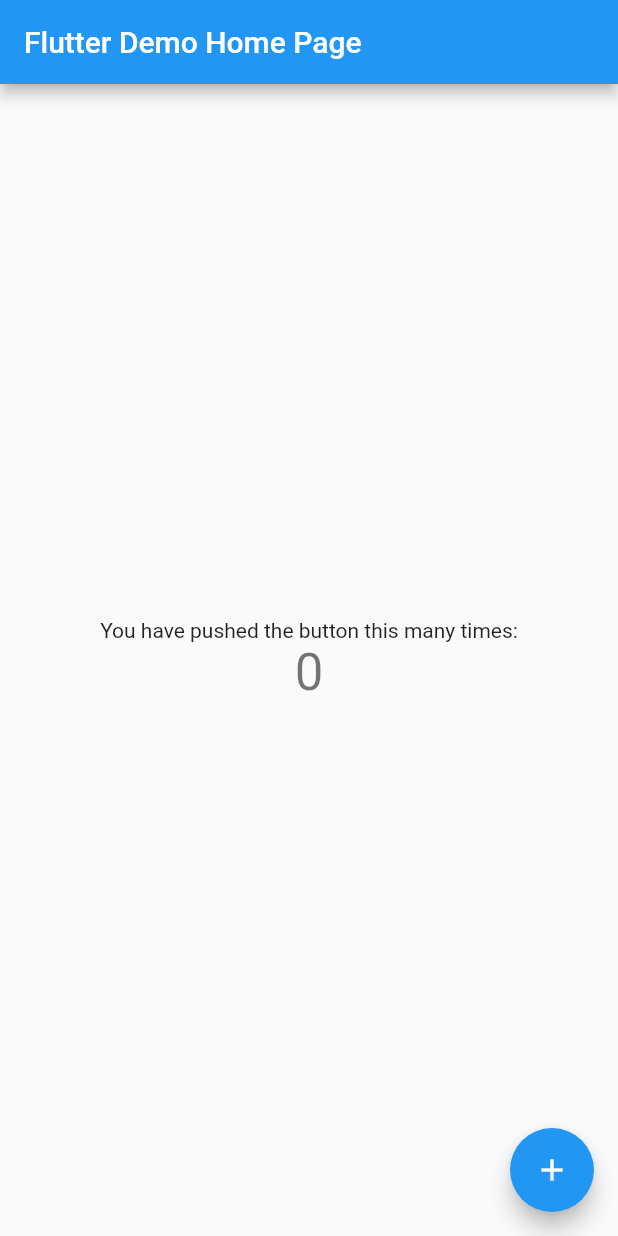
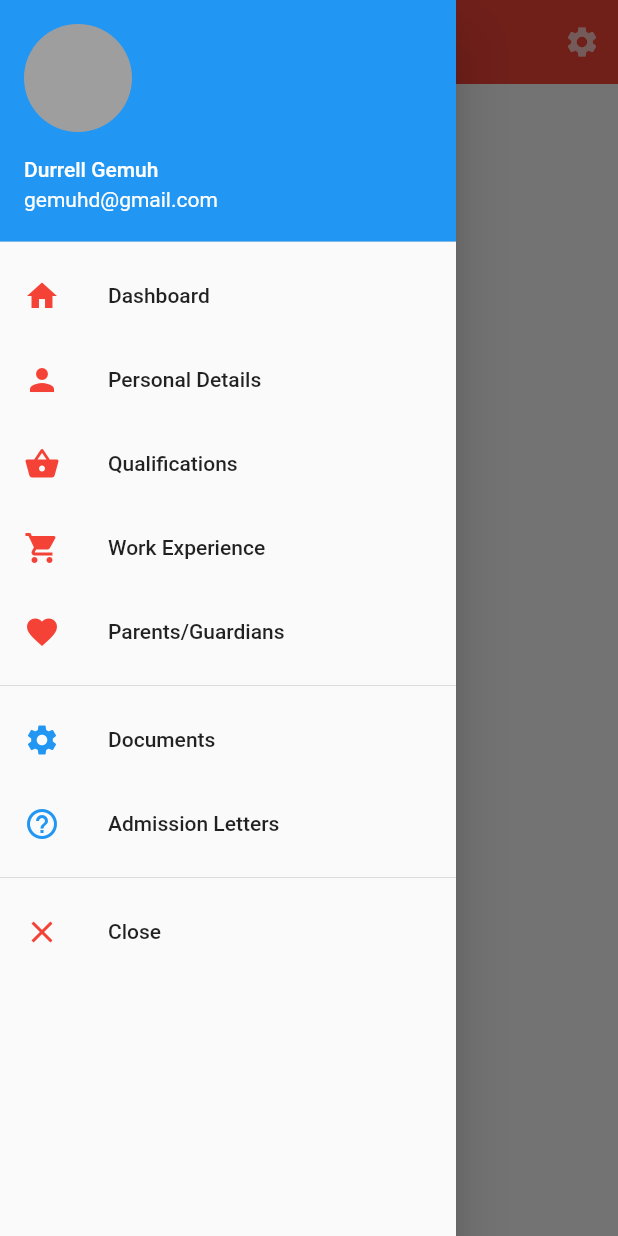
Before and after one commit to durrello/scholar_app, a Flutter app: the screen it shows after launch, with the side drawer open (before the commit the screen has no drawer), on a phone screen of 412 x 824 dp. Run offline on Flutter 3.47's test engine with Material 2 defaults, Android fonts, the phone set to English and light mode, and no system bars; our stand-ins replace settings_ui.

Commit message:
few modifications on the screens

```diff
--- a/lib/main.dart
+++ b/lib/main.dart
@@ -1,117 +1,11 @@
 import 'package:flutter/material.dart';
+import 'package:scholar_app/screens/home.dart';
+import 'package:scholar_app/screens/login.dart';
+import 'package:scholar_app/screens/signup.dart';
 
 void main() {
-  runApp(MyApp());
+  runApp(MaterialApp(
+    debugShowCheckedModeBanner: false,
+    home: HomeScreen(),
+  ));
 }
-
-class MyApp extends StatelessWidget {
-  // This widget is the root of your application.
-  @override
-  Widget build(BuildContext context) {
-    return MaterialApp(
-      title: 'Flutter Demo',
-      theme: ThemeData(
-        // This is the theme of your application.
-        //
-        // Try running your application with "flutter run". You'll see the
-        // application has a blue toolbar. Then, without quitting the app, try
-        // changing the primarySwatch below to Colors.green and then invoke
-        // "hot reload" (press "r" in the console where you ran "flutter run",
-        // or simply save your changes to "hot reload" in a Flutter IDE).
-        // Notice that the counter didn't reset back to zero; the application
-        // is not restarted.
-        primarySwatch: Colors.blue,
-        // This makes the visual density adapt to the platform that you run
-        // the app on. For desktop platforms, the controls will be smaller and
-        // closer together (more dense) than on mobile platforms.
-        visualDensity: VisualDensity.adaptivePlatformDensity,
-      ),
-      home: MyHomePage(title: 'Flutter Demo Home Page'),
-    );
-  }
-}
-
-class MyHomePage extends StatefulWidget {
-  MyHomePage({Key key, this.title}) : super(key: key);
-
-  // This widget is the home page of your application. It is stateful, meaning
-  // that it has a State object (defined below) that contains fields that affect
-  // how it looks.
-
-  // This class is the configuration for the state. It holds the values (in this
-  // case the title) provided by the parent (in this case the App widget) and
-  // used by the build method of the State. Fields in a Widget subclass are
-  // always marked "final".
-
-  final String title;
-
-  @override
-  _MyHomePageState createState() => _MyHomePageState();
-}
-
-class _MyHomePageState extends State<MyHomePage> {
-  int _counter = 0;
-
-  void _incrementCounter() {
-    setState(() {
-      // This call to setState tells the Flutter framework that something has
-      // changed in this State, which causes it to rerun the build method below
-      // so that the display can reflect the updated values. If we changed
-      // _counter without calling setState(), then the build method would not be
-      // called again, and so nothing would appear to happen.
-      _counter++;
-    });
-  }
-
-  @override
-  Widget build(BuildContext context) {
-    // This method is rerun every time setState is called, for instance as done
-    // by the _incrementCounter method above.
-    //
-    // The Flutter framework has been optimized to make rerunning build methods
-    // fast, so that you can just rebuild anything that needs updating rather
-    // than having to individually change instances of widgets.
-    return Scaffold(
-      appBar: AppBar(
-        // Here we take the value from the MyHomePage object that was created by
-        // the App.build method, and use it to set our appbar title.
-        title: Text(widget.title),
-      ),
-      body: Center(
-        // Center is a layout widget. It takes a single child and positions it
-        // in the middle of the parent.
-        child: Column(
-          // Column is also a layout widget. It takes a list of children and
-          // arranges them vertically. By default, it sizes itself to fit its
-          // children horizontally, and tries to be as tall as its parent.
-          //
-          // Invoke "debug painting" (press "p" in the console, choose the
-          // "Toggle Debug Paint" action from the Flutter Inspector in Android
-          // Studio, or the "Toggle Debug Paint" command in Visual Studio Code)
-          // to see the wireframe for each widget.
-          //
-          // Column has various properties to control how it sizes itself and
-          // how it positions its children. Here we use mainAxisAlignment to
-          // center the children vertically; the main axis here is the vertical
-          // axis because Columns are vertical (the cross axis would be
-          // horizontal).
-          mainAxisAlignment: MainAxisAlignment.center,
-          children: <Widget>[
-            Text(
-              'You have pushed the button this many times:',
-            ),
-            Text(
-              '$_counter',
-              style: Theme.of(context).textTheme.headline4,
-            ),
-          ],
-        ),
-      ),
-      floatingActionButton: FloatingActionButton(
-        onPressed: _incrementCounter,
-        tooltip: 'Increment',
-        child: Icon(Icons.add),
-      ), // This trailing comma makes auto-formatting nicer for build methods.
-    );
-  }
-}
--- a/lib/screens/home.dart
+++ b/lib/screens/home.dart
@@ -0,0 +1,232 @@
+import 'package:flutter/material.dart';
+import 'package:flutter/rendering.dart';
+import 'package:scholar_app/screens/settings.dart';
+//import 'package:carousel_pro/carousel_pro.dart';
+//import 'package:flutter/rendering.dart';
+//import 'package:fab_circular_menu/fab_circular_menu.dart';
+//
+////imported packages/files
+//import 'package:demo_delivery/components/horizontal_listview.dart';
+//import 'package:demo_delivery/components/products.dart';
+//import 'package:demo_delivery/pages/cart.dart';
+
+//imported files
+import 'package:settings_ui/settings_ui.dart';
+
+
+
+
+class HomeScreen extends StatefulWidget {
+  @override
+  _HomeScreenState createState() => _HomeScreenState();
+}
+
+class _HomeScreenState extends State<HomeScreen> {
+  @override
+  Widget build(BuildContext context) {
+    //defining the image carousel
+    return Scaffold(
+        appBar: new AppBar(
+          elevation: 0.0,
+          backgroundColor: Colors.red,
+          title: Text("SCHOLAR", textAlign: TextAlign.end,),
+          actions: [
+            new IconButton(
+              icon: Icon(
+                Icons.settings,
+                color: Colors.white70,
+              ),
+              onPressed: () => Navigator.of(context).push(MaterialPageRoute(builder: (context) => new SettingsScreen())),
+            ),
+          ],
+        ),
+        drawer: new Drawer(
+          child: new ListView(
+            children: [
+              //header
+              new UserAccountsDrawerHeader(
+                accountName: Text("Durrell Gemuh"),
+                accountEmail: Text("gemuhd@gmail.com"),
+                currentAccountPicture: GestureDetector(
+                  child: new CircleAvatar(
+                    backgroundColor: Colors.grey,
+
+//                    child: Image(
+//                      image: AssetImage("images/pp.jpg"),
+//                    ),
+                  ),
+                ),
+//                decoration: new BoxDecoration(
+//                    color: Colors.red,
+//                    image: DecorationImage(
+//                      image: AssetImage("images/flutter.png"),
+//                    )),
+              ),
+
+              //body
+              InkWell(
+                //onTap: () => Navigator.of(context).push(MaterialPageRoute(builder: (context) => new HomePage())),
+                child: ListTile(
+                  title: Text("Dashboard"),
+                  leading: Icon(
+                    Icons.home,
+                    color: Colors.red,
+                  ),
+                ),
+              ),
+
+              InkWell(
+                onTap: () {},
+                child: ListTile(
+                  title: Text("Personal Details"),
+                  leading: Icon(
+                    Icons.person,
+                    color: Colors.red,
+                  ),
+                ),
+              ),
+
+              InkWell(
+                onTap: () {},
+                child: ListTile(
+                  title: Text("Qualifications"),
+                  leading: Icon(
+                    Icons.shopping_basket,
+                    color: Colors.red,
+                  ),
+                ),
+              ),
+
+              InkWell(
+//                onTap: () {
+//                  Navigator.of(context).push(
+//                      MaterialPageRoute(builder: (context) => new Cart()));
+//                },
+                child: ListTile(
+                  title: Text("Work Experience"),
+                  leading: Icon(
+                    Icons.shopping_cart,
+                    color: Colors.red,
+                  ),
+                ),
+              ),
+
+              InkWell(
+                onTap: () {},
+                child: ListTile(
+                  title: Text("Parents/Guardians"),
+                  leading: Icon(
+                    Icons.favorite,
+                    color: Colors.red,
+                  ),
+                ),
+              ),
+
+              Divider(),
+              InkWell(
+                onTap: () {},
+                child: ListTile(
+                  title: Text("Documents"),
+                  leading: Icon(
+                    Icons.settings,
+                    color: Colors.blue,
+                  ),
+                ),
+              ),
+
+              InkWell(
+//                onTap: () => Navigator.of(context).push(MaterialPageRoute(builder: (context) => About())),
+                child: ListTile(
+                  title: Text("Admission Letters"),
+                  leading: Icon(
+                    Icons.help_outline,
+                    color: Colors.blue,
+                  ),
+                ),
+              ),
+
+              Divider(),
+              InkWell(
+                onTap: () => Navigator.of(context).pop(),
+                child: ListTile(
+                  title: Text("Close"),
+                  leading: Icon(
+                    Icons.close,
+                    color: Colors.red,
+                  ),
+                ),
+              ),
+            ],
+          ),
+        ),
+        body: ListView(
+          children: [
+            //calling image carousel
+            //image_carousel,
+
+            //category section
+            new Padding(
+              padding: EdgeInsets.all(8),
+              child: Text(
+                "Categories",
+                style: TextStyle(
+                    color: Colors.red,
+                    fontSize: 18,
+                    fontWeight: FontWeight.bold),
+              ),
+            ),
+
+            //horizontal list view
+            //HorizontalList(),
+
+            //products section
+            new Padding(
+              padding: EdgeInsets.all(8),
+              child: Text(
+                "Available",
+                style: TextStyle(
+                    color: Colors.red,
+                    fontSize: 18,
+                    fontWeight: FontWeight.bold),
+              ),
+            ),
+
+            //grid view
+
+//            Container(
+//              height: 370,
+//              child: Products(),
+//            )
+          ],
+        ),
+
+        //floating action button
+//        floatingActionButton: FabCircularMenu(
+//          children: [
+//            IconButton(
+//              icon: Icon(
+//                Icons.home,
+//                color: Colors.white,
+//              ),
+//              onPressed: () => Navigator.of(context).push(
+//                  MaterialPageRoute(builder: (context) => new HomePage())),
+//            ),
+//            IconButton(
+//                icon: Icon(Icons.favorite, color: Colors.white),
+//                onPressed: () {
+//                  print('Favorite');
+//                }),
+//            IconButton(
+//              icon: Icon(Icons.notifications, color: Colors.white),
+//              onPressed: () => Navigator.of(context).push(
+//                  MaterialPageRoute(builder: (context) => new HomePage())),
+//            )
+//          ],
+//          ringDiameter: 200,
+//          fabOpenIcon: Icon(Icons.add, color: Colors.white),
+//          ringColor: Colors.red,
+//          fabColor: Colors.red,
+//        )
+    );
+  }
+}
--- a/pubspec.yaml
+++ b/pubspec.yaml
@@ -28,6 +28,7 @@ dependencies:
   # The following adds the Cupertino Icons font to your application.
   # Use with the CupertinoIcons class for iOS style icons.
   cupertino_icons: ^0.1.3
+  settings_ui: ^0.4.0
 
 dev_dependencies:
   flutter_test:
@@ -45,8 +46,8 @@ flutter:
   uses-material-design: true
 
   # To add assets to your application, add an assets section, like this:
-  # assets:
-  #   - images/a_dot_burr.jpeg
+  assets:
+    - assets/settings.png
   #   - images/a_dot_ham.jpeg
 
   # An image asset can refer to one or more resolution-specific "variants", see
```
Also changed, not shown: lib/screens/language.dart (+64 -0 lines), lib/screens/login.dart (+82 -0 lines), lib/screens/settings.dart (+85 -128 lines), lib/screens/signup.dart (+4 -4 lines), pubspec.lock.
